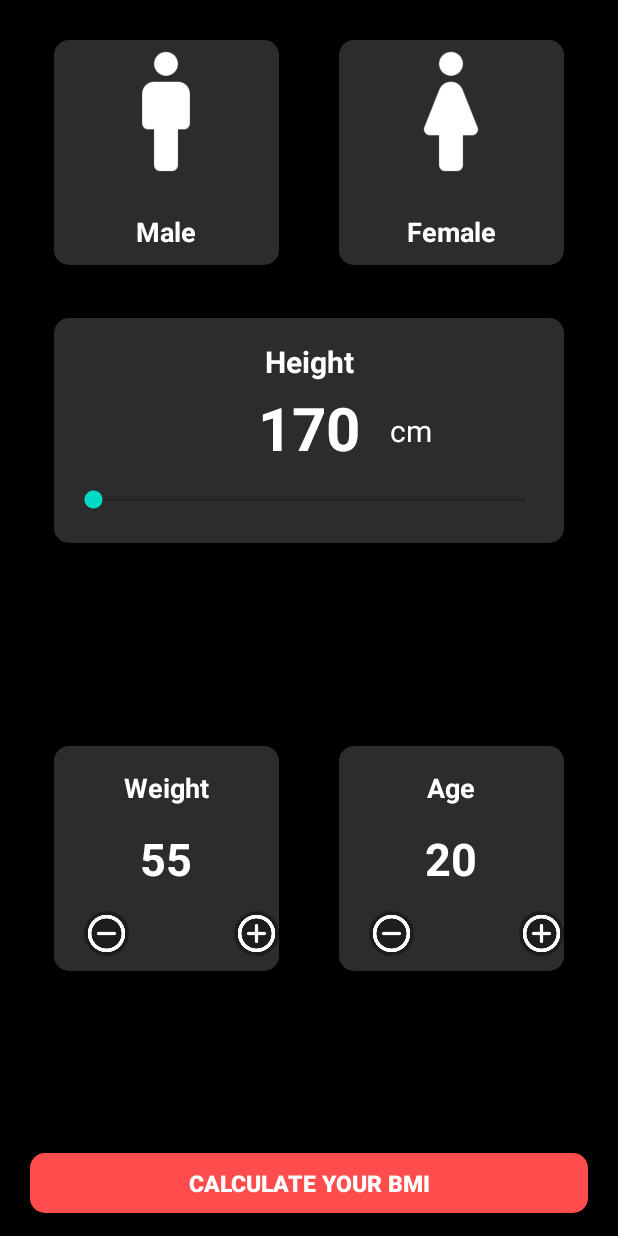
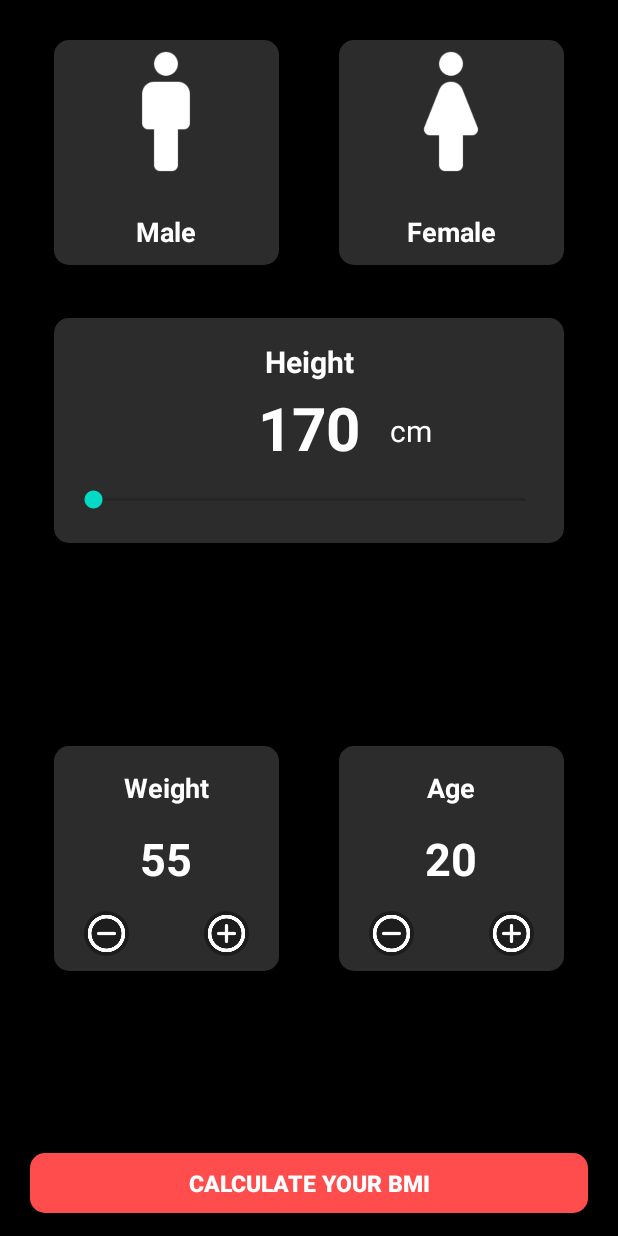
Before and after one commit to shashinherath/bmi-calculator, an Android app: the screen it shows after launch (MainActivity), on a phone screen of 412 x 824 dp. Run offline under Robolectric (Android 15) with nearby library versions, the phone set to English and light mode, and no system bars.

Commit message:
Update activity_main.xml

```diff
--- a/app/src/main/res/layout/activity_main.xml
+++ b/app/src/main/res/layout/activity_main.xml
@@ -19,15 +19,15 @@
         android:id="@+id/centerverticalline" />
 
     <RelativeLayout
+        android:id="@+id/male"
         android:layout_width="150dp"
         android:layout_height="150dp"
-        android:layout_toStartOf="@+id/centerverticalline"
-        android:background="@drawable/male_female_not_focus"
         android:layout_above="@id/heightlayout"
-        android:layout_marginBottom="35dp"
         android:layout_marginLeft="20dp"
         android:layout_marginRight="20dp"
-        android:id="@+id/male">
+        android:layout_marginBottom="35dp"
+        android:layout_toStartOf="@+id/centerverticalline"
+        android:background="@drawable/male_female_not_focus">
 
         <ImageView
             android:layout_width="170px"
@@ -40,16 +40,16 @@
         </ImageView>
 
         <TextView
+            android:id="@+id/textmale"
             android:layout_width="match_parent"
             android:layout_height="wrap_content"
-            android:textSize="18sp"
-            android:textStyle="bold"
-            android:textColor="@color/white"
-            android:id="@+id/textmale"
-            android:text="Male"
             android:layout_alignParentBottom="true"
             android:layout_marginBottom="10dp"
-            android:textAlignment="center">
+            android:text="Male"
+            android:textAlignment="center"
+            android:textColor="@color/white"
+            android:textSize="18sp"
+            android:textStyle="bold">
 
         </TextView>
 
@@ -159,40 +159,40 @@
 
 
     <RelativeLayout
+        android:id="@+id/weight"
         android:layout_width="150dp"
         android:layout_height="150dp"
+        android:layout_below="@id/heightlayout"
+        android:layout_marginLeft="20dp"
+        android:layout_marginTop="85dp"
+        android:layout_marginRight="20dp"
+        android:layout_marginBottom="20dp"
         android:layout_toStartOf="@id/centerverticalline"
-        android:layout_below="@id/heightlayout"
-        android:layout_marginBottom="20dp"
-        android:layout_marginTop="85dp"
-        android:background="@drawable/cardbackground"
-        android:layout_marginRight="20dp"
-        android:layout_marginLeft="20dp"
-        android:id="@+id/weight">
+        android:background="@drawable/cardbackground">
 
         <TextView
+            android:id="@+id/textweight"
             android:layout_width="match_parent"
             android:layout_height="wrap_content"
+            android:layout_marginTop="15dp"
+            android:text="Weight"
+            android:textAlignment="center"
             android:textColor="@color/white"
-            android:text="Weight"
-            android:id="@+id/textweight"
-            android:textAlignment="center"
-            android:textStyle="bold"
             android:textSize="18sp"
-            android:layout_marginTop="15dp">
+            android:textStyle="bold">
 
         </TextView>
 
         <TextView
+            android:id="@+id/currentweight"
             android:layout_width="match_parent"
             android:layout_height="wrap_content"
-            android:id="@+id/currentweight"
+            android:layout_centerInParent="true"
             android:text="55"
+            android:textAlignment="center"
             android:textColor="@color/white"
             android:textSize="30sp"
-            android:textStyle="bold"
-            android:layout_centerInParent="true"
-            android:textAlignment="center">
+            android:textStyle="bold">
 
         </TextView>
 
@@ -201,8 +201,8 @@
             android:layout_height="wrap_content"
             android:layout_alignParentBottom="true"
             android:layout_marginStart="20dp"
-            android:background="@drawable/plus_minus"
-            android:layout_marginBottom="10dp">
+            android:layout_marginBottom="10dp"
+            android:background="@drawable/plus_minus">
 
             <ImageView
                 android:id="@+id/decrementweight"
@@ -217,11 +217,11 @@
         <RelativeLayout
             android:layout_width="wrap_content"
             android:layout_height="wrap_content"
+            android:layout_alignParentEnd="true"
             android:layout_alignParentBottom="true"
-            android:layout_marginStart="20dp"
-            android:layout_alignParentEnd="true"
-            android:background="@drawable/plus_minus"
-            android:layout_marginBottom="10dp">
+            android:layout_marginEnd="20dp"
+            android:layout_marginBottom="10dp"
+            android:background="@drawable/plus_minus">
 
             <ImageView
                 android:id="@+id/incrementweight"
@@ -295,16 +295,16 @@
             android:layout_width="wrap_content"
             android:layout_height="wrap_content"
             android:layout_alignParentBottom="true"
-            android:layout_marginStart="20dp"
+            android:layout_marginEnd="20dp"
             android:layout_alignParentEnd="true"
             android:background="@drawable/plus_minus"
             android:layout_marginBottom="10dp">
 
             <ImageView
+                android:id="@+id/incrementage"
                 android:layout_width="30dp"
                 android:layout_height="30dp"
-                android:src="@drawable/round_add_circle_outline_white_48"
-                android:id="@+id/incrementage">
+                android:src="@drawable/round_add_circle_outline_white_48">
 
             </ImageView>
 
@@ -313,18 +313,18 @@
     </RelativeLayout>
 
     <android.widget.Button
+        android:id="@+id/calculatebmi"
         android:layout_width="match_parent"
         android:layout_height="40dp"
-        android:id="@+id/calculatebmi"
         android:layout_alignParentBottom="true"
-        android:textSize="15sp"
+        android:layout_marginLeft="20dp"
+        android:layout_marginRight="20dp"
         android:layout_marginBottom="15dp"
+        android:background="@drawable/buttonbackground"
         android:text="Calculate Your BMI"
         android:textColor="@color/white"
-        android:layout_marginLeft="20dp"
-        android:layout_marginRight="20dp"
-        android:textStyle="bold"
-        android:background="@drawable/buttonbackground">
+        android:textSize="15sp"
+        android:textStyle="bold">
 
 
     </android.widget.Button>
```
